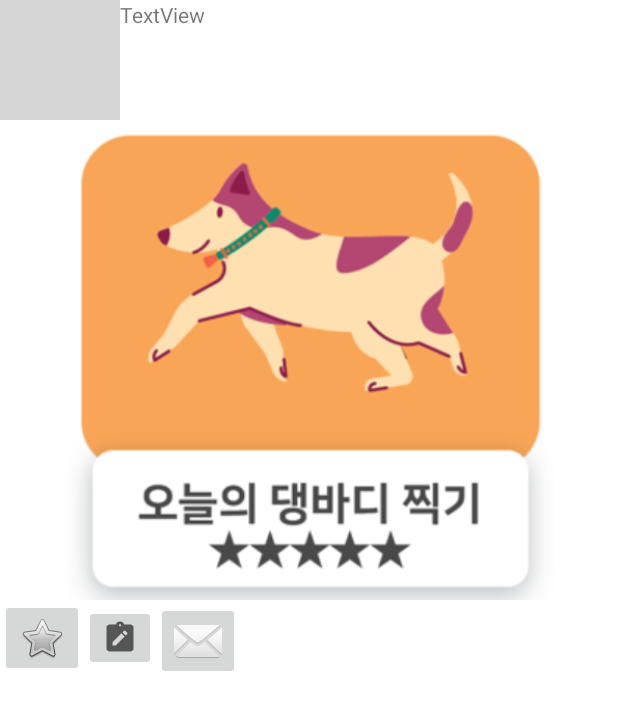
After one commit to 2022-SMHRD-KDT-AI-1/DangBody, an Android app: the layout community_item.xml on its own in the app's theme, with its tools: preview values and no code run, on a phone screen of 412 x 824 dp. The commit adds this screen. Shown: the top 710 px of the screen. Run offline under Robolectric (Android 15) with nearby library versions, the phone set to English and light mode, and no system bars; grey boxes are pictures that could not be loaded.

Commit message:
220414_박재성/ 커뮤니티_페이지_구현

```diff
--- a/app/src/main/java/com/smhrd/DangBody/Fragment_home.java
+++ b/app/src/main/java/com/smhrd/DangBody/Fragment_home.java
@@ -36,7 +36,7 @@ public class Fragment_home extends Fragment {
         img_myPage=(ImageView) view.findViewById(R.id.img_myPage);
 
         // 댕바디 이미지 띄워주기
-        img_dangBody.setImageResource(R.drawable.img_dangbody);
+        img_dangBody.setImageResource(R.drawable.dang1);
         img_activity.setImageResource(R.drawable.dang1);
         img_record.setImageResource(R.drawable.dang1);
 
--- a/app/src/main/java/com/smhrd/DangBody/MainActivity.java
+++ b/app/src/main/java/com/smhrd/DangBody/MainActivity.java
@@ -41,7 +41,7 @@ public class MainActivity extends AppCompatActivity {
                 int pos = item.getItemId();
 
                 if(pos == R.id.item1){
-                    getSupportFragmentManager().beginTransaction().replace(R.id.frame, fragmentActivity).commit();
+                    getSupportFragmentManager().beginTransaction().replace(R.id.frame, fragmentHome).commit();
 
                 }else if(pos == R.id.item2){
                     getSupportFragmentManager().beginTransaction().replace(R.id.frame, fragmentActivity).commit();
--- /dev/null
+++ b/app/src/main/res/layout/community_item.xml
@@ -0,0 +1,96 @@
+<?xml version="1.0" encoding="utf-8"?>
+<androidx.constraintlayout.widget.ConstraintLayout xmlns:android="http://schemas.android.com/apk/res/android"
+    xmlns:app="http://schemas.android.com/apk/res-auto"
+    xmlns:tools="http://schemas.android.com/tools"
+    android:layout_width="match_parent"
+    android:layout_height="wrap_content">
+
+    <androidx.constraintlayout.widget.Guideline
+        android:id="@+id/guideline4"
+        android:layout_width="wrap_content"
+        android:layout_height="wrap_content"
+        android:orientation="horizontal"
+        app:layout_constraintGuide_end="62dp" />
+
+    <ImageView
+        android:id="@+id/imgProfile"
+        android:layout_width="80dp"
+        android:layout_height="80dp"
+        app:layout_constraintBottom_toTopOf="@+id/guideline4"
+        app:layout_constraintStart_toStartOf="parent"
+        app:layout_constraintTop_toTopOf="parent"
+        app:layout_constraintVertical_bias="0.0"
+        tools:srcCompat="@tools:sample/avatars" />
+
+    <TextView
+        android:id="@+id/tvNick"
+        android:layout_width="0dp"
+        android:layout_height="0dp"
+        android:text="TextView"
+        app:layout_constraintBottom_toBottomOf="@+id/imgProfile"
+        app:layout_constraintEnd_toEndOf="parent"
+        app:layout_constraintStart_toEndOf="@+id/imgProfile"
+        app:layout_constraintTop_toTopOf="@+id/imgProfile" />
+
+    <ImageView
+        android:id="@+id/imgPost"
+        android:layout_width="0dp"
+        android:layout_height="0dp"
+        app:layout_constraintBottom_toTopOf="@+id/guideline6"
+        app:layout_constraintEnd_toEndOf="parent"
+        app:layout_constraintStart_toStartOf="parent"
+        app:layout_constraintTop_toBottomOf="@+id/tvNick"
+        app:srcCompat="@drawable/dang1" />
+
+    <androidx.constraintlayout.widget.Guideline
+        android:id="@+id/guideline6"
+        android:layout_width="wrap_content"
+        android:layout_height="wrap_content"
+        android:orientation="horizontal"
+        app:layout_constraintGuide_begin="400dp" />
+
+    <androidx.constraintlayout.widget.Guideline
+        android:id="@+id/guideline7"
+        android:layout_width="wrap_content"
+        android:layout_height="wrap_content"
+        android:orientation="horizontal"
+        app:layout_constraintGuide_begin="451dp" />
+
+    <ImageButton
+        android:id="@+id/btnReview"
+        android:layout_width="wrap_content"
+        android:layout_height="wrap_content"
+        app:layout_constraintBottom_toTopOf="@+id/guideline7"
+        app:layout_constraintStart_toEndOf="@+id/btnLike"
+        app:layout_constraintTop_toTopOf="@+id/guideline6"
+        app:srcCompat="@drawable/ic_baseline_note_alt_24" />
+
+    <ImageButton
+        android:id="@+id/btnMessage"
+        android:layout_width="wrap_content"
+        android:layout_height="wrap_content"
+        app:layout_constraintBottom_toTopOf="@+id/guideline7"
+        app:layout_constraintStart_toEndOf="@+id/btnReview"
+        app:layout_constraintTop_toTopOf="@+id/btnReview"
+        app:srcCompat="@android:drawable/ic_dialog_email" />
+
+    <ImageButton
+        android:id="@+id/btnLike"
+        android:layout_width="wrap_content"
+        android:layout_height="wrap_content"
+        app:layout_constraintBottom_toTopOf="@+id/tvContent"
+        app:layout_constraintStart_toStartOf="parent"
+        app:layout_constraintTop_toBottomOf="@+id/imgPost"
+        app:srcCompat="@android:drawable/btn_star" />
+
+    <TextView
+        android:id="@+id/tvContent"
+        android:layout_width="0dp"
+        android:layout_height="0dp"
+        android:text="TextView"
+        app:layout_constraintBottom_toTopOf="@+id/guideline4"
+        app:layout_constraintEnd_toEndOf="parent"
+        app:layout_constraintStart_toStartOf="parent"
+        app:layout_constraintTop_toTopOf="@+id/guideline7" />
+
+</androidx.constraintlayout.widget.ConstraintLayout>
--- a/app/src/main/res/layout/fragment_home.xml
+++ b/app/src/main/res/layout/fragment_home.xml
@@ -17,7 +17,7 @@
         app:layout_constraintEnd_toEndOf="parent"
         app:layout_constraintStart_toStartOf="parent"
         app:layout_constraintTop_toTopOf="parent"
-        tools:srcCompat="@drawable/img_dangbody" />
+        tools:srcCompat="@drawable/dang1" />
 
     <ImageView
         android:id="@+id/img_activity"
```
Also changed, not shown: app/src/main/AndroidManifest.xml (+4 -4 lines), app/src/main/java/com/smhrd/DangBody/CommnityAdapter.java (added, +84 -0 lines), app/src/main/java/com/smhrd/DangBody/CommunityVO.java (added, +47 -0 lines), app/src/main/java/com/smhrd/DangBody/Fragment_community.java (+39 -1 lines), app/src/main/java/com/smhrd/DangBody/WriteActivity.java (added, +14 -0 lines), app/src/main/res/layout/activity_write.xml (added, +9 -0 lines), app/src/main/res/layout/fragment_community.xml (+25 -4 lines), app/src/main/res/values/strings.xml (+15 -0 lines).
